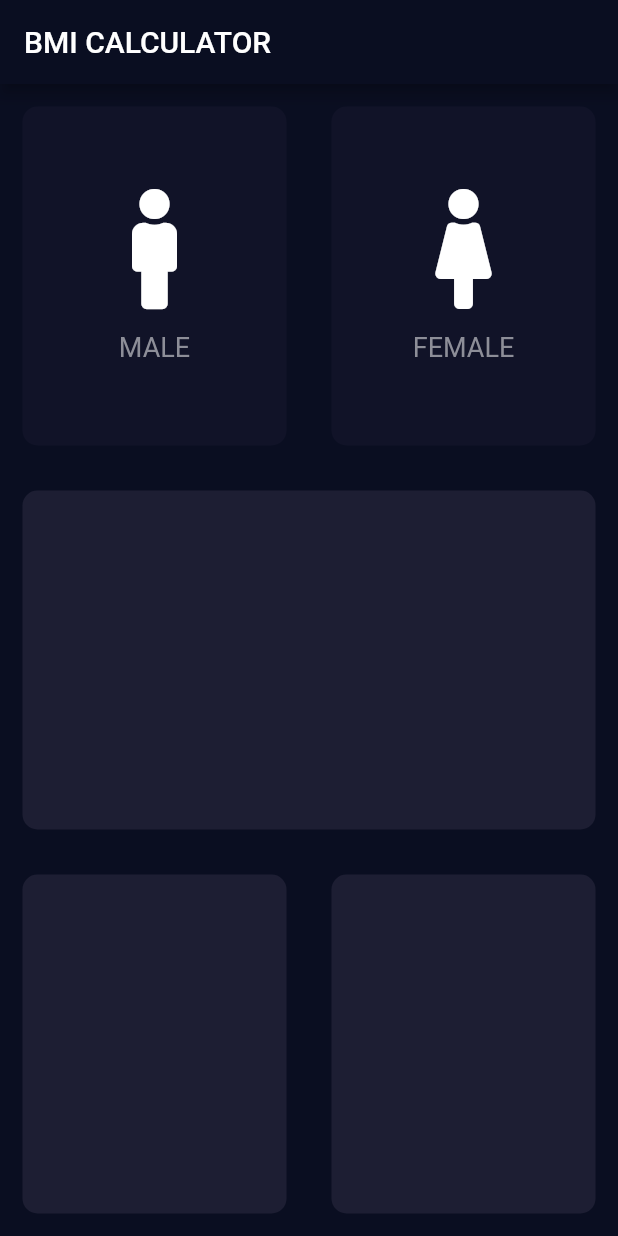
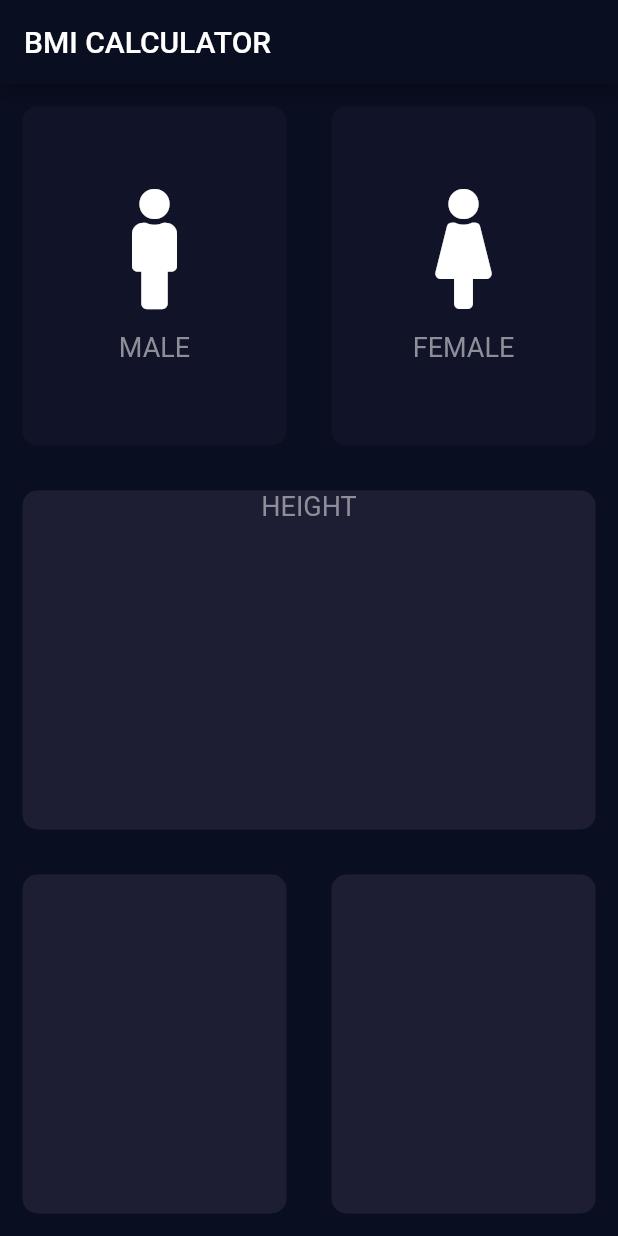
Before and after one commit to MuhammadUsmanIbraheem/new_bmi_calculator, a Flutter app: the screen it shows after launch, on a phone screen of 412 x 824 dp. Run offline on Flutter 3.47's test engine with Material 2 defaults, Android fonts, the phone set to English and light mode, and no system bars; our stand-ins replace font_awesome_flutter.

Commit message:
Done lecture 64 : separate for constants

```diff
--- a/lib/IconTextFile.dart
+++ b/lib/IconTextFile.dart
@@ -1,4 +1,6 @@
 import 'package:flutter/material.dart';
+import 'package:new_bmi_calculator/constantFile.dart';
+import 'constantFile.dart';
 
 class RepeatTextandIconWidget extends StatelessWidget {
   RepeatTextandIconWidget({@required this.iconData, this.label});
@@ -18,10 +20,7 @@ class RepeatTextandIconWidget extends StatelessWidget {
         ),
         Text(
           label,
-          style: TextStyle(
-            fontSize: 18.0,
-            color: Color(0xFF8D8E98),
-          ),
+          style: kLabelStyle,
         )
       ],
     );
--- /dev/null
+++ b/lib/constantFile.dart
@@ -0,0 +1,8 @@
+import 'package:flutter/material.dart';
+
+const activeColor = Color(0xFF1D1E33);
+const deaActiveColor = Color(0xFF111328);
+const kLabelStyle = TextStyle(
+  fontSize: 18.0,
+  color: Color(0xFF8D8E98),
+);
--- a/lib/input_page.dart
+++ b/lib/input_page.dart
@@ -1,10 +1,10 @@
 import 'package:flutter/material.dart';
 import 'package:font_awesome_flutter/font_awesome_flutter.dart';
+import 'package:new_bmi_calculator/constantFile.dart';
 import 'IconTextFile.dart';
 import 'ContainerFile.dart';
+import 'constantFile.dart';
 
-const activeColor = Color(0xFF1D1E33);
-const deaActiveColor = Color(0xFF111328);
 enum Gender {
   male,
   female,
@@ -25,6 +25,7 @@ class _InputPageState extends State<InputPage> {
           title: Text('BMI CALCULATOR'),
         ),
         body: Column(
+          crossAxisAlignment: CrossAxisAlignment.stretch,
           children: [
             Expanded(
               child: Row(
@@ -67,6 +68,14 @@ class _InputPageState extends State<InputPage> {
             Expanded(
               child: RepeatContainercode(
                 colors: Color(0xFF1D1E33),
+                cardWidget: Column(
+                  children: [
+                    Text(
+                      'HEIGHT',
+                      style: kLabelStyle,
+                    )
+                  ],
+                ),
               ),
             ),
             Expanded(
```
